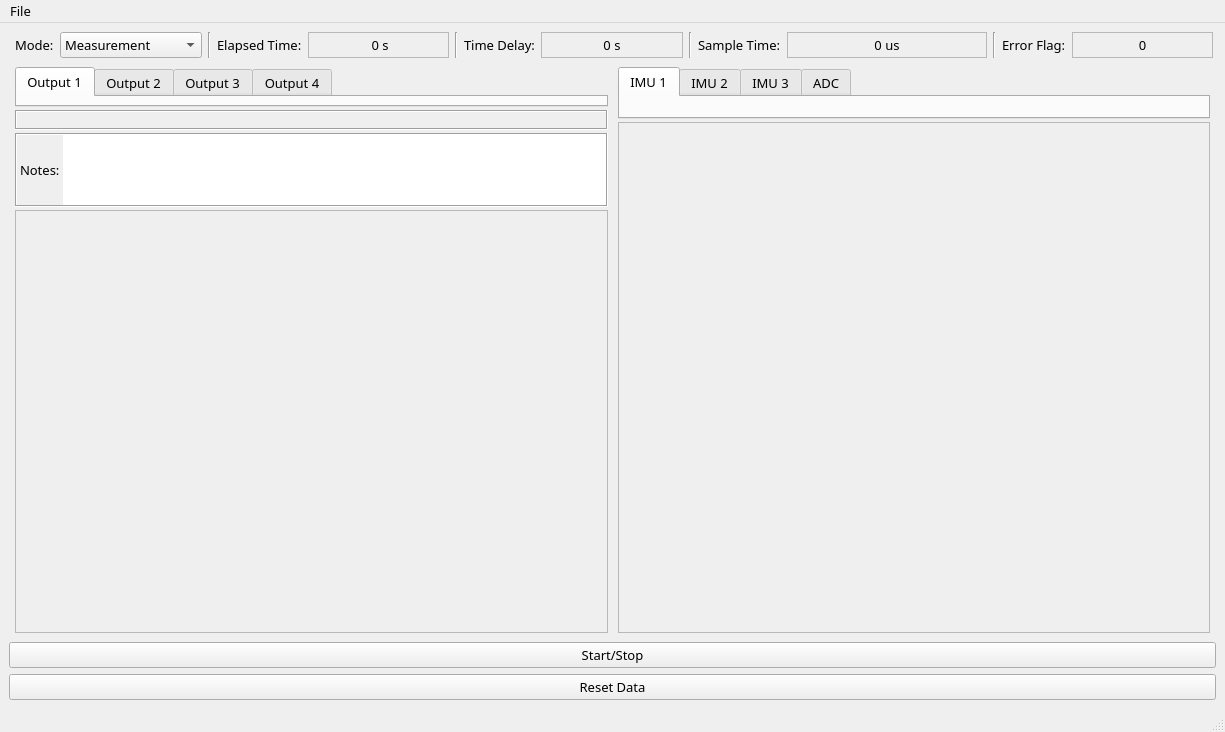
eduardobatista/ActVibSoftware, file uifiles/VibViewWindow.ui: the form before one commit.
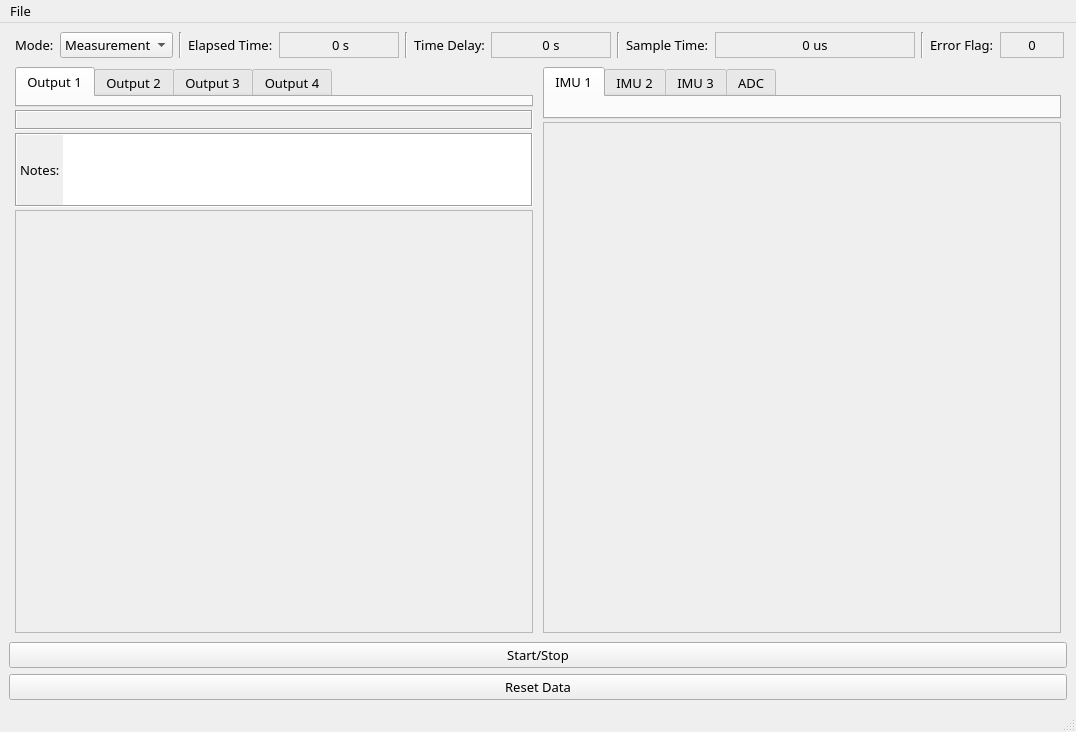
The form after the commit.

Commit message: Sampling rate matched to IMUs.

Patch:
```diff
--- a/uifiles/VibViewWindow.ui
+++ b/uifiles/VibViewWindow.ui
@@ -6,7 +6,7 @@
    <rect>
     <x>0</x>
     <y>0</y>
-    <width>1225</width>
+    <width>1076</width>
     <height>732</height>
    </rect>
   </property>
@@ -784,7 +784,7 @@
     <rect>
      <x>0</x>
      <y>0</y>
-     <width>1225</width>
+     <width>1076</width>
      <height>21</height>
     </rect>
    </property>
```
Left out of the diff: 23 changed lines with no effect on the pictures. The commit also changes 2 other files.
